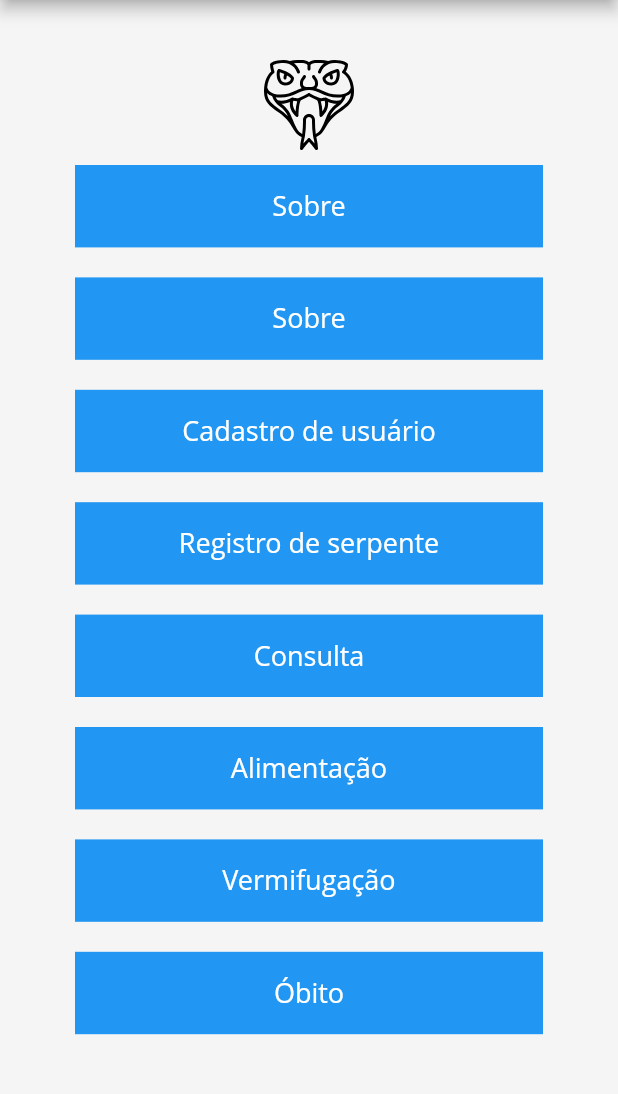
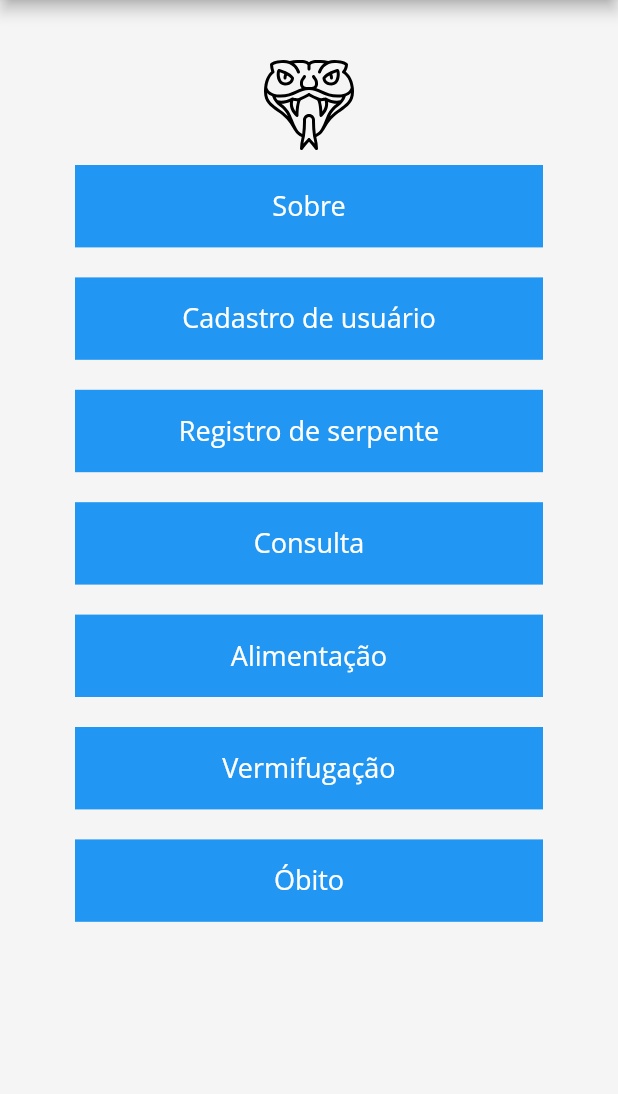
Before and after one commit to dhefilho/PDM, a Flutter app: the MenuPage screen opened directly, on a phone screen of 412 x 824 dp, the part 84-1178 px from its top. Run offline on Flutter 3.47's test engine with Material 2 defaults, Android fonts, the light colour scheme and no system bars; our stand-ins replace flutter_svg, image_picker; missing offline and left inert: flutter_barcode_scanner, qr_utils; Roboto replaces fonts that are missing (Open Sans).

Commit message:
exclusao botão sobre adicional

```diff
--- a/lib/view/screens/menu_page.dart
+++ b/lib/view/screens/menu_page.dart
@@ -35,8 +35,7 @@ class _MenuPageState extends State<MenuPage> {
           padding: EdgeInsets.all(40),
           child: Column(children: [
             SvgPicture.asset('imagens/scared.svg', semanticsLabel: 'scared'),
-            //WBotao(rotulo: 'Menu'),
-            WBotao(rotulo: 'Sobre'),
+
              GestureDetector(
                 onTap: (){
                   Navigator.push(
```
